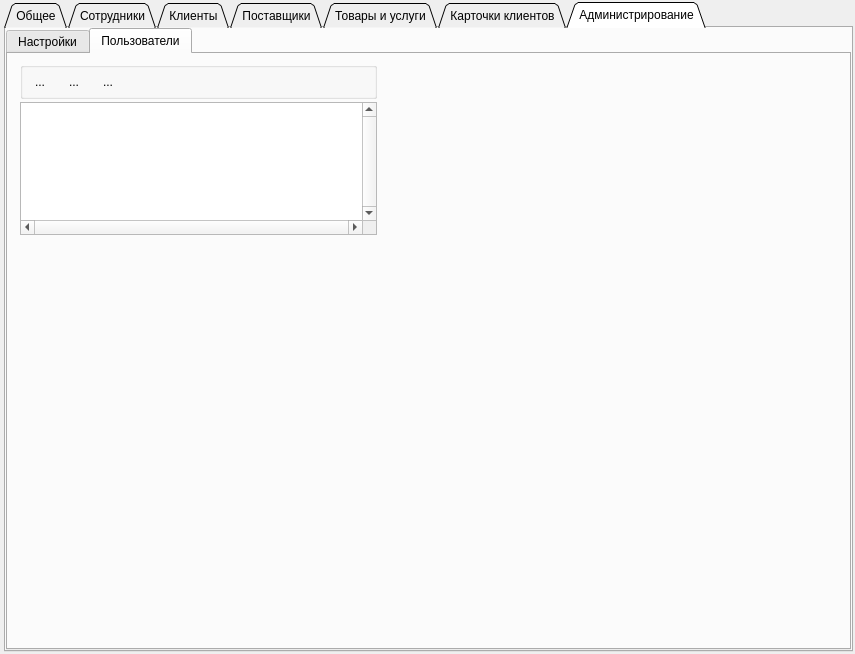
Old version of the form arm_admin.ui in the repository sergey4475/project.
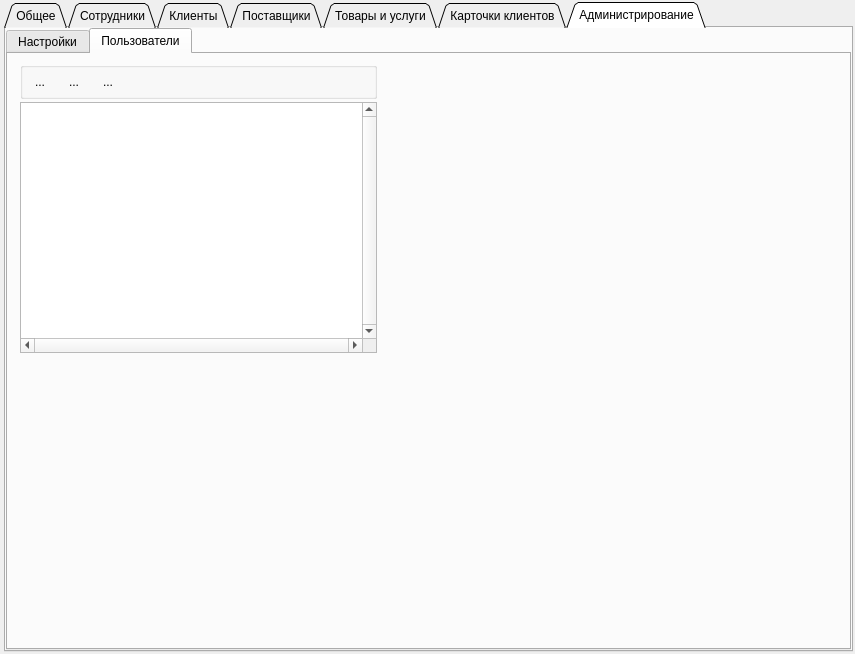
New version of the form. The open tabs and pages were chosen to show the change. Icons and pictures are not drawn.

Diff of the .ui file:
```diff
--- a/arm_admin.ui
+++ b/arm_admin.ui
@@ -712,7 +712,7 @@
              <x>12</x>
              <y>48</y>
              <width>357</width>
-             <height>133</height>
+             <height>251</height>
             </rect>
            </property>
            <property name="verticalScrollBarPolicy">
```
Left out of the diff: 10 changed lines with no effect on the pictures.
